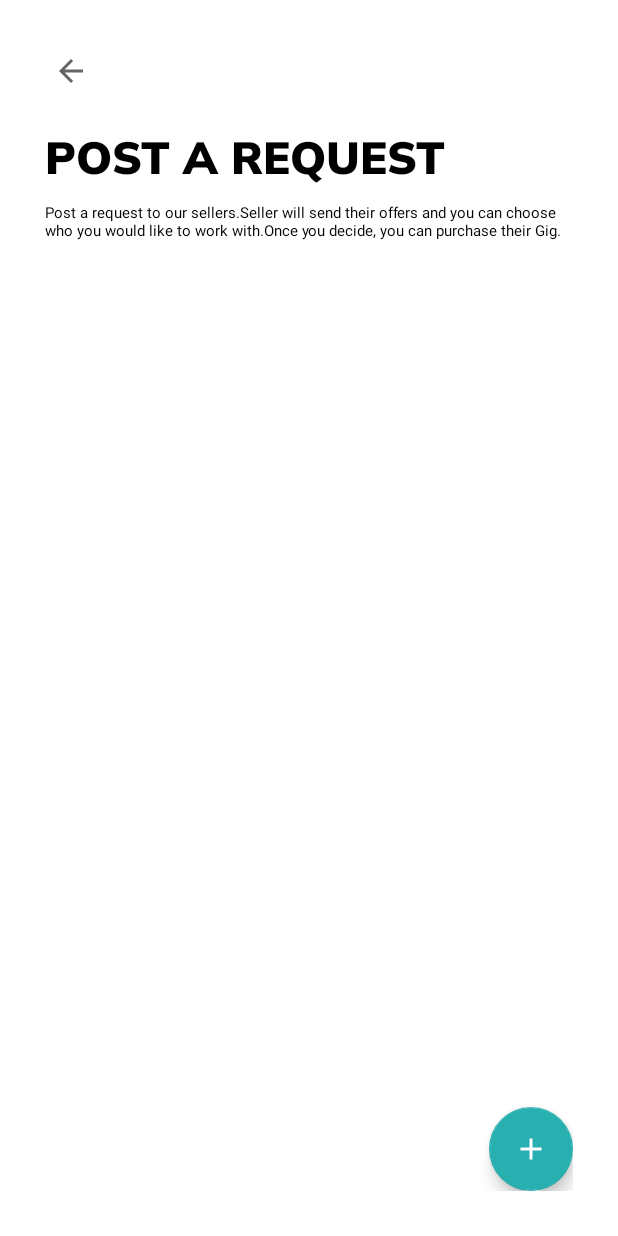
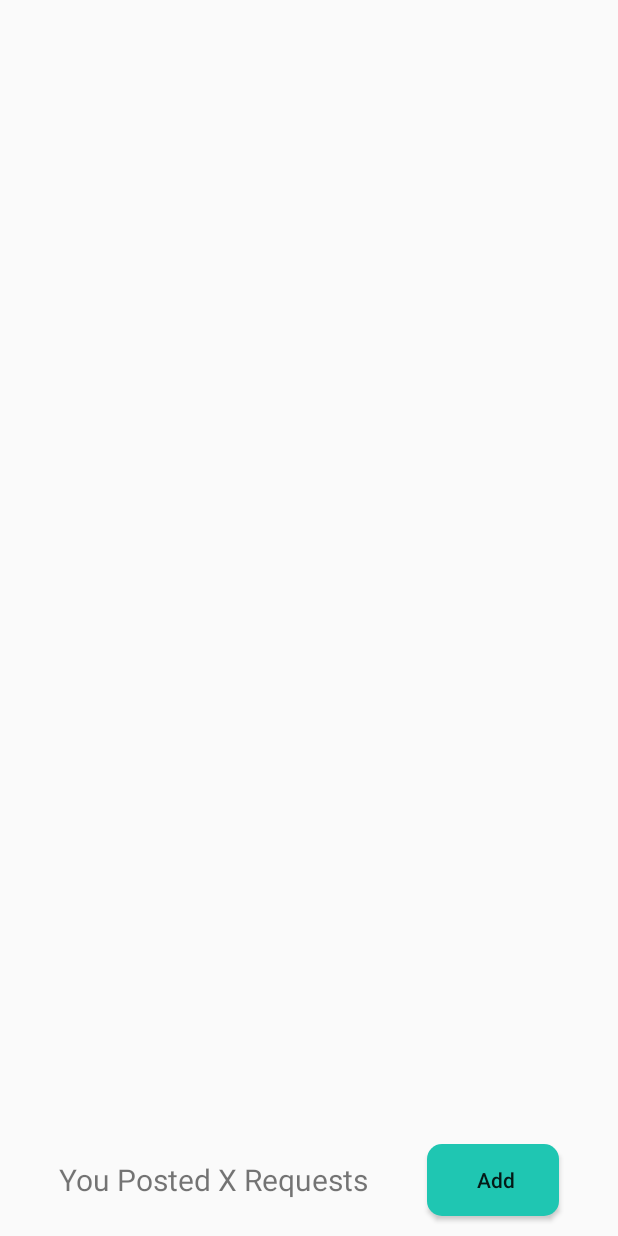
Before and after one commit to Ashaxn/Online_freelancing_app, an Android app: the PostARequestHome screen opened directly, with no data from a screen before it, on a phone screen of 412 x 824 dp. Run offline under Robolectric (Android 15) with nearby library versions, the phone set to English and light mode, and no system bars; Roboto replaces fonts that are not available here.

Commit message:
Third commit

```diff
--- a/app/src/main/java/com/example/onlinefreelaceapp/Common/PostARequestHome.java
+++ b/app/src/main/java/com/example/onlinefreelaceapp/Common/PostARequestHome.java
@@ -2,18 +2,23 @@ package com.example.onlinefreelaceapp.Common;
 
 import androidx.appcompat.app.AppCompatActivity;
 
+import android.content.Context;
 import android.content.Intent;
 import android.os.Bundle;
 import android.view.View;
 import android.view.WindowManager;
+import android.widget.Button;
+import android.widget.ListView;
+import android.widget.TextView;
 
 import com.example.onlinefreelaceapp.R;
-import com.google.android.material.floatingactionbutton.FloatingActionButton;
 
 public class PostARequestHome extends AppCompatActivity {
 
-    FloatingActionButton postrequest_btn;
-
+    private Button postadd;
+    private ListView listView;
+    private TextView postcount;
+    Context context;
 
     @Override
     protected void onCreate(Bundle savedInstanceState) {
@@ -21,17 +26,18 @@ public class PostARequestHome extends AppCompatActivity {
         getWindow().setFlags(WindowManager.LayoutParams.FLAG_FULLSCREEN,WindowManager.LayoutParams.FLAG_FULLSCREEN);
         setContentView(R.layout.activity_post_a_request_home);
 
-        postrequest_btn = findViewById(R.id.postrequest_btn);
-        postrequest_btn.setOnClickListener(new View.OnClickListener() {
+        postadd = findViewById(R.id.postadd);
+        listView = findViewById(R.id.postlist);
+        postcount = findViewById(R.id.postcount);
+        context = this;
+
+        postadd.setOnClickListener(new View.OnClickListener() {
             @Override
             public void onClick(View view) {
-                Intent intent = new Intent(PostARequestHome.this, PostRequest.class);
-                startActivity(intent);
+                startActivity(new Intent(context, PostRequest.class));
             }
         });
 
         }
 
-
-
 }
--- a/app/src/main/res/layout/activity_post_a_request_home.xml
+++ b/app/src/main/res/layout/activity_post_a_request_home.xml
@@ -1,60 +1,49 @@
 <?xml version="1.0" encoding="utf-8"?>
-<androidx.coordinatorlayout.widget.CoordinatorLayout xmlns:android="http://schemas.android.com/apk/res/android"
-    xmlns:app="http://schemas.android.com/apk/res-auto"
-    xmlns:tools="http://schemas.android.com/tools"
+<androidx.constraintlayout.widget.ConstraintLayout
+    xmlns:android="http://schemas.android.com/apk/res/android"
     android:layout_width="match_parent"
     android:layout_height="match_parent"
-    android:background="@color/colorWhite"
-    android:padding="30dp">
+    xmlns:app="http://schemas.android.com/apk/res-auto">
 
-    <LinearLayout
-        android:id="@+id/linearLayout"
+    <ListView
+        android:id="@+id/postlist"
         android:layout_width="match_parent"
-        android:layout_height="wrap_content"
-        android:orientation="vertical">
-
-        <ImageView
-            android:id="@+id/post_request_back_button"
-            android:layout_width="wrap_content"
-            android:layout_height="wrap_content"
-            android:padding="5dp"
-            android:src="@drawable/general_back_icon" />
-
-        <TextView
-            android:layout_width="wrap_content"
-            android:layout_height="wrap_content"
-            android:layout_marginTop="20dp"
-            android:fontFamily="@font/muli_black"
-            android:text="@string/_post_request_header_name"
-            android:textAllCaps="true"
-            android:textColor="@color/colorAccent"
-            android:textSize="30sp" />
-
-        <TextView
-            android:layout_width="wrap_content"
-            android:layout_height="wrap_content"
-            android:layout_marginTop="10dp"
-            android:text="@string/how_requests_work"
-            android:textColor="@color/colorAccent"
-            android:textSize="10sp" />
-
-        <androidx.recyclerview.widget.RecyclerView
-            android:id="@+id/postrequest_recyclerView"
-            android:layout_width="match_parent"
-            android:layout_height="match_parent"
-            android:paddingTop="?actionBarSize" />
+        android:layout_height="500dp"
+        android:layout_marginStart="0dp"
+        android:layout_marginTop="0dp"
+        android:layout_marginEnd="0dp"
+        android:layout_marginBottom="670dp"
+        app:layout_constraintBottom_toTopOf="@+id/postadd"
+        app:layout_constraintEnd_toEndOf="parent"
+        app:layout_constraintStart_toStartOf="parent"
+        app:layout_constraintTop_toTopOf="parent"
+        app:layout_constraintVertical_bias="0.0" />
 
 
-    </LinearLayout>
-
-    <com.google.android.material.floatingactionbutton.FloatingActionButton
-        android:id="@+id/postrequest_btn"
+    <TextView
+        android:id="@+id/postcount"
         android:layout_width="wrap_content"
         android:layout_height="wrap_content"
-        android:layout_gravity="bottom|end"
-        android:clickable="true"
-        android:src="@drawable/postrequest_add_btn"
-        app:backgroundTint="#28AFB0"/>
+        android:layout_marginStart="24dp"
+        android:layout_marginBottom="24dp"
+        android:text="You Posted X Requests"
+        android:textSize="20sp"
+        app:layout_constraintBottom_toBottomOf="parent"
+        app:layout_constraintEnd_toStartOf="@+id/postadd"
+        app:layout_constraintStart_toStartOf="parent" />
 
+    <Button
+        android:id="@+id/postadd"
+        android:layout_width="wrap_content"
+        android:layout_height="wrap_content"
+        android:layout_marginStart="24dp"
+        android:layout_marginEnd="24dp"
+        android:layout_marginBottom="13dp"
+        android:text=" Add"
+        android:background="@drawable/rounded_button"
+        android:textAllCaps="false"
+        app:layout_constraintBottom_toBottomOf="parent"
+        app:layout_constraintEnd_toEndOf="parent"
+        app:layout_constraintStart_toEndOf="@+id/postcount" />
 
-</androidx.coordinatorlayout.widget.CoordinatorLayout>
+</androidx.constraintlayout.widget.ConstraintLayout>
```
Also changed, not shown: app/src/main/res/layout/postrequest_card.xml (added, +49 -0 lines).
